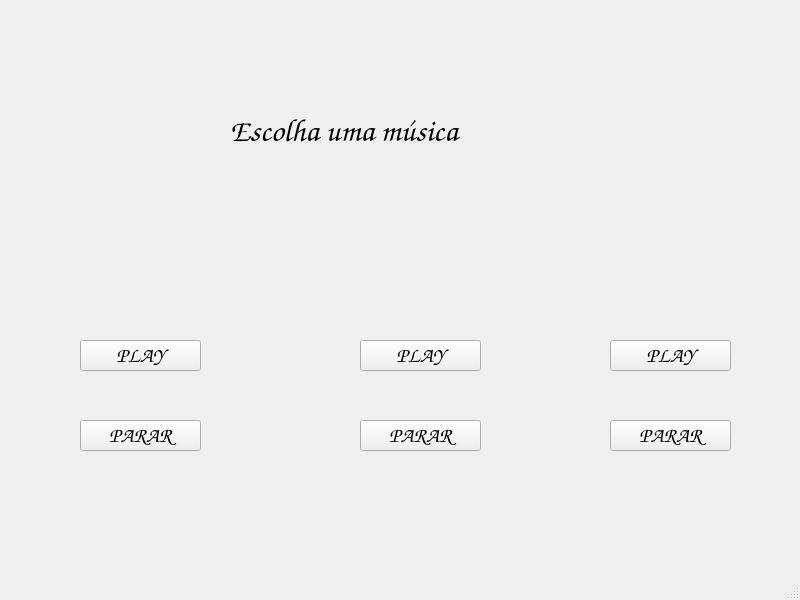
The window that play.ui (ValdirDEV143/Reprodutor-Musical) describes before a commit, drawn with Qt 5.
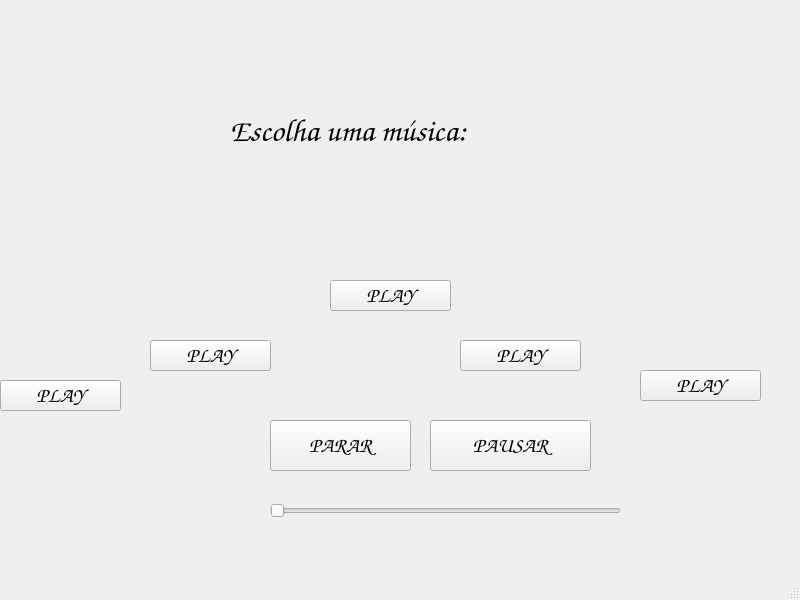
The same window after the commit. Icons and pictures are not drawn.

The edit to the form file:
```diff
--- a/play.ui
+++ b/play.ui
@@ -17,8 +17,8 @@
    <widget class="QPushButton" name="pushButton_play1">
     <property name="geometry">
      <rect>
-      <x>80</x>
-      <y>340</y>
+      <x>0</x>
+      <y>380</y>
       <width>121</width>
       <height>31</height>
      </rect>
@@ -38,10 +38,10 @@
    <widget class="QPushButton" name="pushButton_parar1">
     <property name="geometry">
      <rect>
-      <x>80</x>
+      <x>270</x>
       <y>420</y>
-      <width>121</width>
-      <height>31</height>
+      <width>141</width>
+      <height>51</height>
      </rect>
     </property>
     <property name="font">
@@ -61,7 +61,7 @@
      <rect>
       <x>230</x>
       <y>70</y>
-      <width>381</width>
+      <width>401</width>
       <height>121</height>
      </rect>
     </property>
@@ -74,14 +74,14 @@
      </font>
     </property>
     <property name="text">
-     <string>Escolha uma música </string>
+     <string>Escolha uma música:</string>
     </property>
    </widget>
    <widget class="QLabel" name="label_2">
     <property name="geometry">
      <rect>
-      <x>100</x>
-      <y>230</y>
+      <x>20</x>
+      <y>300</y>
       <width>91</width>
       <height>71</height>
      </rect>
@@ -102,8 +102,8 @@
    <widget class="QLabel" name="label_3">
     <property name="geometry">
      <rect>
-      <x>380</x>
-      <y>230</y>
+      <x>340</x>
+      <y>210</y>
       <width>91</width>
       <height>71</height>
      </rect>
@@ -124,8 +124,8 @@
    <widget class="QLabel" name="label_4">
     <property name="geometry">
      <rect>
-      <x>630</x>
-      <y>230</y>
+      <x>480</x>
+      <y>270</y>
       <width>91</width>
       <height>71</height>
      </rect>
@@ -146,7 +146,72 @@
    <widget class="QPushButton" name="pushButton_play3">
     <property name="geometry">
      <rect>
-      <x>610</x>
+      <x>430</x>
+      <y>420</y>
+      <width>161</width>
+      <height>51</height>
+     </rect>
+    </property>
+    <property name="font">
+     <font>
+      <family>Comic Sans MS</family>
+      <pointsize>16</pointsize>
+      <weight>75</weight>
+      <bold>true</bold>
+     </font>
+    </property>
+    <property name="text">
+     <string>PAUSAR</string>
+    </property>
+   </widget>
+   <widget class="QLabel" name="label_5">
+    <property name="geometry">
+     <rect>
+      <x>170</x>
+      <y>270</y>
+      <width>91</width>
+      <height>71</height>
+     </rect>
+    </property>
+    <property name="text">
+     <string/>
+    </property>
+    <property name="pixmap">
+     <pixmap>deezer.png</pixmap>
+    </property>
+    <property name="scaledContents">
+     <bool>true</bool>
+    </property>
+    <property name="openExternalLinks">
+     <bool>false</bool>
+    </property>
+   </widget>
+   <widget class="QLabel" name="label_6">
+    <property name="geometry">
+     <rect>
+      <x>660</x>
+      <y>300</y>
+      <width>91</width>
+      <height>71</height>
+     </rect>
+    </property>
+    <property name="text">
+     <string/>
+    </property>
+    <property name="pixmap">
+     <pixmap>deezer.png</pixmap>
+    </property>
+    <property name="scaledContents">
+     <bool>true</bool>
+    </property>
+    <property name="openExternalLinks">
+     <bool>false</bool>
+    </property>
+   </widget>
+   <widget class="QPushButton" name="pushButton_play1_2">
+    <property name="geometry">
+     <rect>
+      <x>150</x>
       <y>340</y>
       <width>121</width>
       <height>31</height>
@@ -167,8 +232,8 @@
    <widget class="QPushButton" name="pushButton_play2">
     <property name="geometry">
      <rect>
-      <x>360</x>
-      <y>340</y>
+      <x>330</x>
+      <y>280</y>
       <width>121</width>
       <height>31</height>
      </rect>
@@ -188,8 +253,8 @@
    <widget class="QPushButton" name="pushButton_parar2">
     <property name="geometry">
      <rect>
-      <x>360</x>
-      <y>420</y>
+      <x>460</x>
+      <y>340</y>
       <width>121</width>
       <height>31</height>
      </rect>
@@ -203,14 +268,14 @@
      </font>
     </property>
     <property name="text">
-     <string>PARAR</string>
+     <string>PLAY</string>
     </property>
    </widget>
    <widget class="QPushButton" name="pushButton_parar3">
     <property name="geometry">
      <rect>
-      <x>610</x>
-      <y>420</y>
+      <x>640</x>
+      <y>370</y>
       <width>121</width>
       <height>31</height>
      </rect>
@@ -224,7 +289,20 @@
      </font>
     </property>
     <property name="text">
-     <string>PARAR</string>
+     <string>PLAY</string>
+    </property>
+   </widget>
+   <widget class="QSlider" name="horizontalSlider">
+    <property name="geometry">
+     <rect>
+      <x>270</x>
+      <y>490</y>
+      <width>351</width>
+      <height>41</height>
+     </rect>
+    </property>
+    <property name="orientation">
+     <enum>Qt::Horizontal</enum>
     </property>
    </widget>
   </widget>
```
Left out of the diff: 8 changed lines with no effect on the pictures.
